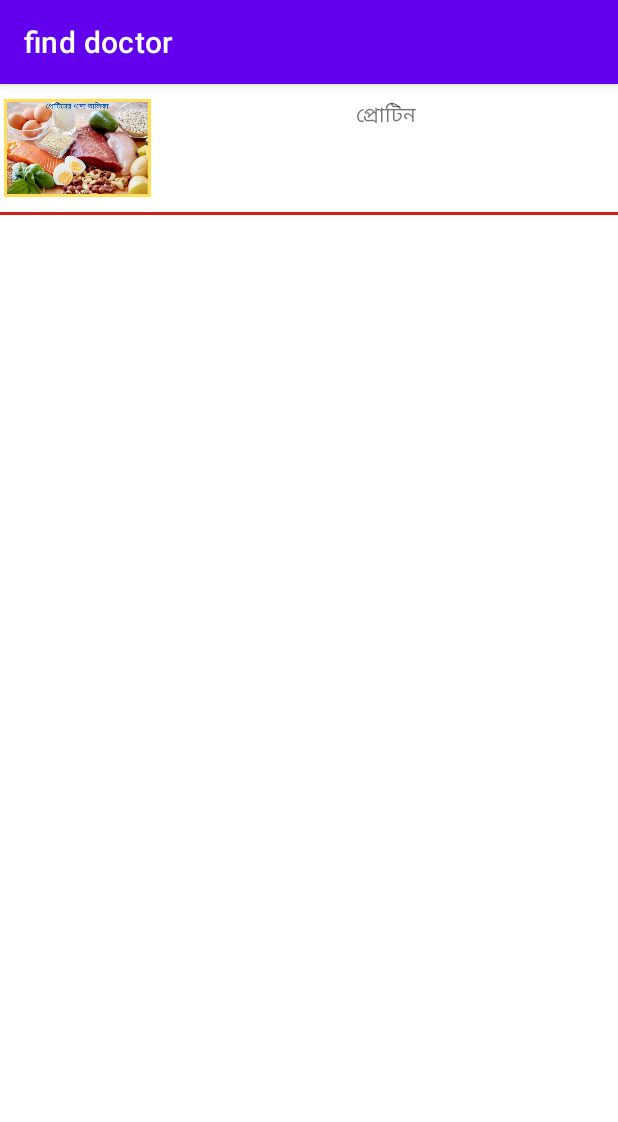
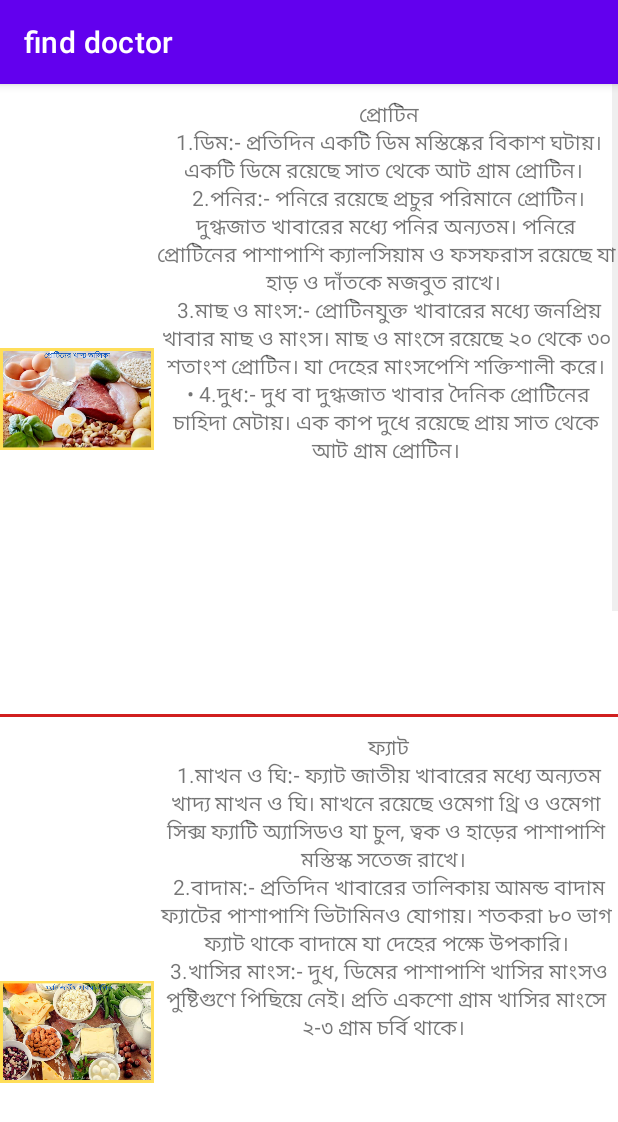
Before and after one commit to Mustakim-lab/Find-Doctor, an Android app: the HelthActivity screen opened directly, with no data from a screen before it, on a phone screen of 412 x 824 dp. Shown: the top 1122 px of the screen. Run offline under Robolectric (Android 15) with nearby library versions, the phone set to English and light mode, and no system bars.

Commit message:
complete helth card

```diff
--- a/app/src/main/java/com/example/finddoctor/HelthActivity.java
+++ b/app/src/main/java/com/example/finddoctor/HelthActivity.java
@@ -4,6 +4,7 @@ import androidx.appcompat.app.AppCompatActivity;
 
 import android.os.Bundle;
 import android.widget.ListView;
+import android.widget.SearchView;
 
 import com.example.finddoctor.Adapter.HelthAdapter;
 
@@ -11,19 +12,20 @@ public class HelthActivity extends AppCompatActivity {
 
     private ListView listView;
     String[] name;
-    String[] child;
-    int[] icon={R.drawable.protin};
+    int[] icon={R.drawable.protin,R.drawable.fat,R.drawable.karbohaitet,R.drawable.vitamin};
     @Override
     protected void onCreate(Bundle savedInstanceState) {
         super.onCreate(savedInstanceState);
         setContentView(R.layout.activity_helth);
 
         name=getResources().getStringArray(R.array.khabarer_name);
-        child=getResources().getStringArray((R.array.biboron));
+
 
         listView=findViewById(R.id.listView_ID);
 
+
         HelthAdapter helthAdapter=new HelthAdapter(HelthActivity.this,name,icon);
         listView.setAdapter(helthAdapter);
+
     }
 }
--- a/app/src/main/res/layout/activity_helth.xml
+++ b/app/src/main/res/layout/activity_helth.xml
@@ -4,6 +4,7 @@
     xmlns:tools="http://schemas.android.com/tools"
     android:layout_width="match_parent"
     android:layout_height="match_parent"
+    android:orientation="vertical"
     tools:context=".HelthActivity">
 
     <ListView
--- a/app/src/main/res/layout/helth_simple_design.xml
+++ b/app/src/main/res/layout/helth_simple_design.xml
@@ -6,7 +6,7 @@
 
     <LinearLayout
         android:layout_width="match_parent"
-        android:layout_height="65dp"
+        android:layout_height="wrap_content"
         android:weightSum="4"
         android:orientation="horizontal"
         android:layout_marginTop="10dp"
--- a/app/src/main/res/values/strings.xml
+++ b/app/src/main/res/values/strings.xml
@@ -53,10 +53,31 @@ For the prophylaxis of:
     </string-array>
 
     <string-array name="khabarer_name">
-        <item>প্রোটিন </item>
+        <item> <br><b>প্রোটিন\n</b></br>	<br>1.ডিম:- প্রতিদিন একটি ডিম মস্তিষ্কের বিকাশ ঘটায়। একটি ডিমে রয়েছে সাত থেকে আট গ্রাম প্রোটিন। \n</br>
+            2.পনির:- পনিরে রয়েছে প্রচুর পরিমানে প্রোটিন। দুগ্ধজাত খাবারের মধ্যে পনির অন্যতম। পনিরে প্রোটিনের পাশাপাশি ক্যালসিয়াম ও ফসফরাস রয়েছে যা হাড় ও দাঁতকে মজবুত রাখে। \n
+        	3.মাছ ও মাংস:- প্রোটিনযুক্ত খাবারের মধ্যে জনপ্রিয় খাবার মাছ ও মাংস। মাছ ও মাংসে রয়েছে ২০ থেকে ৩০ শতাংশ প্রোটিন। যা দেহের মাংসপেশি শক্তিশালী করে।\n
+        •	4.দুধ:- দুধ বা দুগ্ধজাত খাবার দৈনিক প্রোটিনের চাহিদা মেটায়। এক কাপ দুধে রয়েছে প্রায় সাত থেকে আট গ্রাম প্রোটিন।</item>
+
+        <item>
+            <br><b>ফ্যাট\n</b></br> 1.মাখন ও ঘি:- ফ্যাট জাতীয় খাবারের মধ্যে অন্যতম খাদ্য মাখন ও ঘি। মাখনে রয়েছে ওমেগা থ্রি ও ওমেগা সিক্স ফ্যাটি অ্যাসিডও যা চুল, ত্বক ও হাড়ের পাশাপাশি মস্তিস্ক সতেজ রাখে। \n
+            2.বাদাম:- প্রতিদিন খাবারের তালিকায় আমন্ড বাদাম ফ্যাটের পাশাপাশি ভিটামিনও যোগায়। শতকরা ৮০ ভাগ ফ্যাট থাকে বাদামে যা দেহের পক্ষে উপকারি।\n
+        	3.খাসির মাংস:- দুধ, ডিমের পাশাপাশি খাসির মাংসও পুষ্টিগুণে পিছিয়ে নেই। প্রতি একশো গ্রাম খাসির মাংসে ২-৩ গ্রাম চর্বি থাকে।
+
+        </item>
+        <item>
+            <br><b>কার্বোহাইড্রেট\n</b></br> 1.সবুজ সবজি:- আদর্শ খাবারের তালিকা য় সবজি প্রথমেই রাখা উচিত। সুস্থ থাকার চাবিকাঠি হল সবুজ সবজি। আলু, পেঁয়াজ, বিনস, ফুলকপি, বাঁধাকপি প্রভৃতি সবজি কার্বোহাইড্রেট যুক্ত যা শরীরের পক্ষে উপযুক্ত। প্রতি একশো গ্রাম সবজিতে ১২-১৩ গ্রাম কার্বোহাইড্রেট রয়েছে। \n
+        	2.মাশরুম:- মাশরুম কার্বোহাইড্রেট যুক্ত খাবার। মাশরুমে আট থেকে দশ শতাংশ কার্বোহাইড্রেট আছে।\n
+            	3.মিষ্টি:- যদি ডায়াবেটিস না থাকে তাহলে নিঃসন্দেহে খাদ্য তালিকায় মিষ্টি রাখাতে পারেন। মিষ্টিতে ৬৫ গ্রাম কার্বোহাইড্রেট রয়েছে।
+
+        </item>
+
+        <item>
+            <br><b>ভিটামিন</b>\n</br> 1.পালং শাক:- পালং শাকে প্রচুর পরিমাণ ভিটামিন সি ও কে রয়েছে যা মস্তিস্কের কার্যক্ষমতা বৃদ্ধিতে সহয়তা করে। পালং শাক রোগ প্রতিরোধের ক্ষমতা রাখে।\n
+            	2.কমলালেবু:- কমলালেবুতে প্রচুর পরিমাণে ভিটামিন সি রয়েছে। যা ত্বকের জন্য খুব উপকার।\n
+                3.গাজর:- গাজরে ২৮ গ্রাম ভিটামিন কে থাকে। এটি রোগ দূর করার পাশাপাশি নার্ভাস সিস্টেম শক্ত রাখে। প্রতিদিন এক গ্লাস গাজরের রস খেলে রোগ প্রতিরোধের ক্ষমতা বাড়ে।\n
+                4.মিষ্টি আলু:- ভিটামিন ই ফুসফুস ও দেহের টিস্যু গঠনের সাহায্য করে। মিষ্টি আলুতে রয়েছে ভিটামিন ই। তাই আদর্শ খাবারের তালিকা এটি একটি সুষম খাদ্য।
+
+        </item>
     </string-array>
 
-    <string-array name="biboron">
-        <item>fhaffh</item>
-    </string-array>
 </resources>
```
Also changed, not shown: app/src/main/res/drawable/fat.png (added), app/src/main/res/drawable/karbohaitet.png (added), app/src/main/res/drawable/vitamin.png (added).
